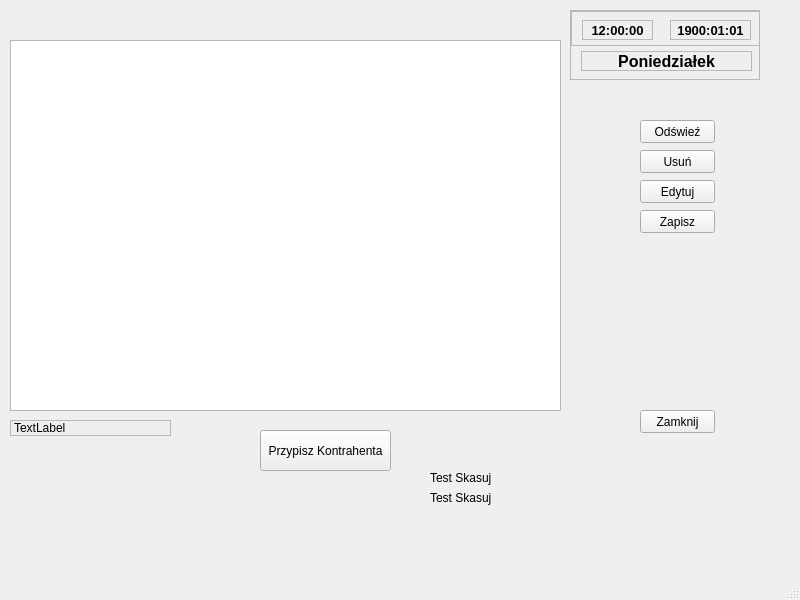
Old version of the form Urzadzenia/urzadzenialista.ui in the repository Astropl/OptiBase.
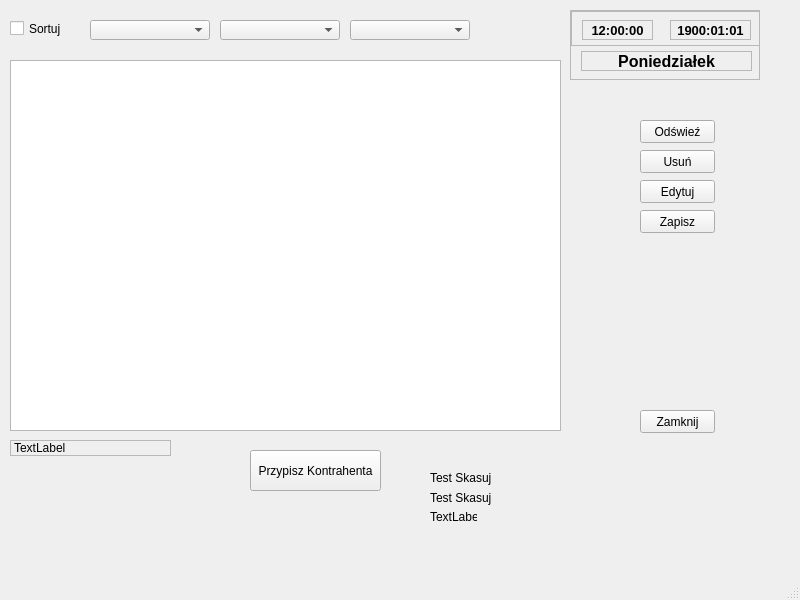
New version of the form.

```diff
--- a/Urzadzenia/urzadzenialista.ui
+++ b/Urzadzenia/urzadzenialista.ui
@@ -121,7 +121,7 @@
     <property name="geometry">
      <rect>
       <x>10</x>
-      <y>420</y>
+      <y>440</y>
       <width>161</width>
       <height>16</height>
      </rect>
@@ -179,7 +179,7 @@
     <property name="geometry">
      <rect>
       <x>10</x>
-      <y>40</y>
+      <y>60</y>
       <width>551</width>
       <height>371</height>
      </rect>
@@ -210,8 +210,8 @@
    <widget class="QPushButton" name="pushButton_6">
     <property name="geometry">
      <rect>
-      <x>260</x>
-      <y>430</y>
+      <x>250</x>
+      <y>450</y>
       <width>131</width>
       <height>41</height>
      </rect>
@@ -285,6 +285,62 @@
      <string>Edytuj</string>
     </property>
    </widget>
+   <widget class="QCheckBox" name="checkBox">
+    <property name="geometry">
+     <rect>
+      <x>10</x>
+      <y>20</y>
+      <width>70</width>
+      <height>17</height>
+     </rect>
+    </property>
+    <property name="text">
+     <string>Sortuj</string>
+    </property>
+   </widget>
+   <widget class="QComboBox" name="comboBox">
+    <property name="geometry">
+     <rect>
+      <x>90</x>
+      <y>20</y>
+      <width>120</width>
+      <height>20</height>
+     </rect>
+    </property>
+   </widget>
+   <widget class="QComboBox" name="comboBox_2">
+    <property name="geometry">
+     <rect>
+      <x>220</x>
+      <y>20</y>
+      <width>120</width>
+      <height>20</height>
+     </rect>
+    </property>
+   </widget>
+   <widget class="QComboBox" name="comboBox_3">
+    <property name="geometry">
+     <rect>
+      <x>350</x>
+      <y>20</y>
+      <width>120</width>
+      <height>20</height>
+     </rect>
+    </property>
+   </widget>
+   <widget class="QLabel" name="label_3">
+    <property name="geometry">
+     <rect>
+      <x>430</x>
+      <y>510</y>
+      <width>47</width>
+      <height>13</height>
+     </rect>
+    </property>
+    <property name="text">
+     <string>TextLabel</string>
+    </property>
+   </widget>
   </widget>
   <widget class="QMenuBar" name="menubar">
    <property name="geometry">
```
Left out of the diff: 6 changed lines with no effect on the pictures.
